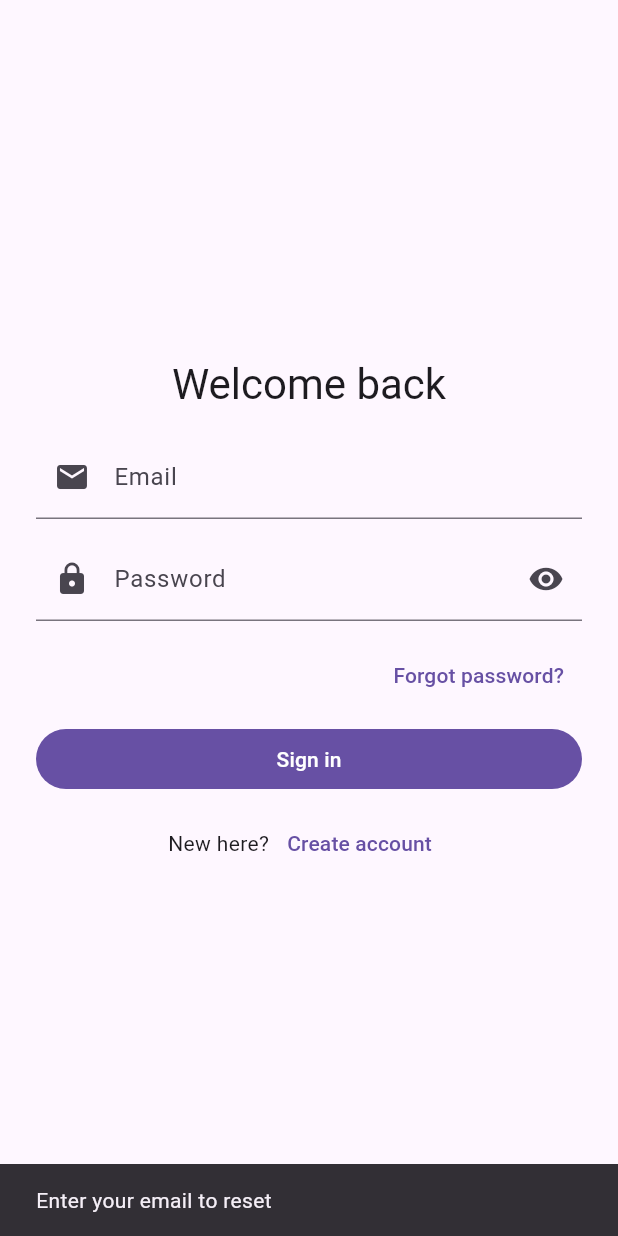
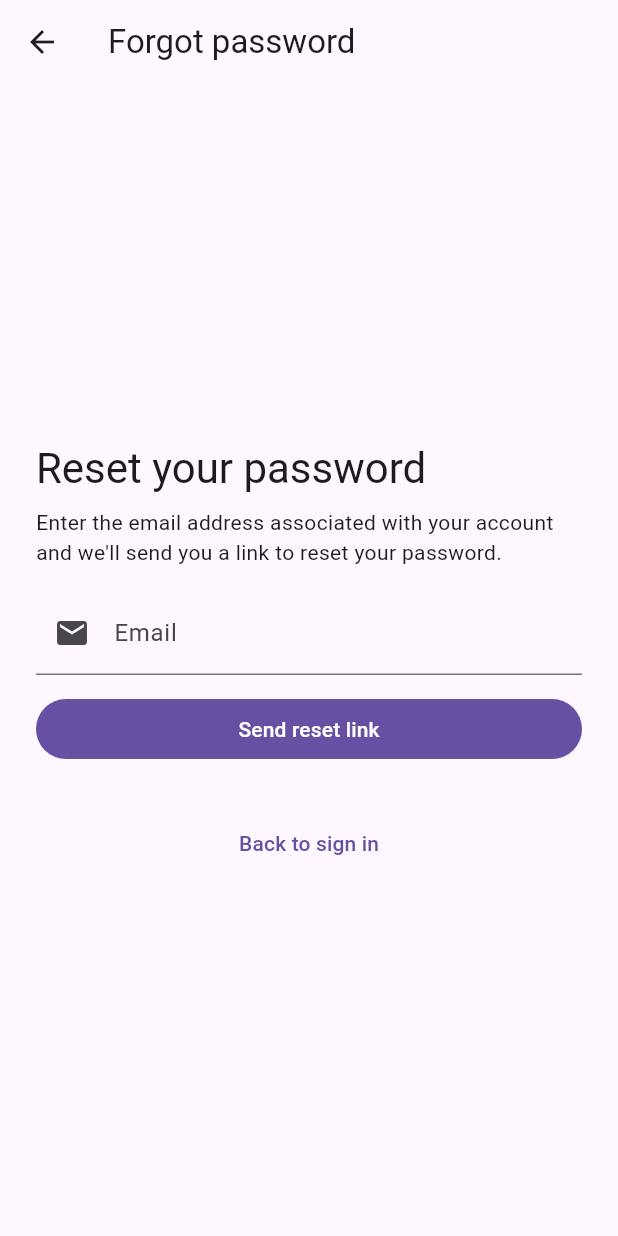
Before and after one commit to Mufeel-Ishad/news_reader_app, a Flutter app: the screen it shows after launch, after a tap on "Forgot password?", on a phone screen of 412 x 824 dp. Run offline on Flutter 3.47's test engine with Material 3 defaults, Android fonts, the phone set to English and light mode, and no system bars; our stand-ins replace cached_network_image, firebase_auth, firebase_core, share_plus, shared_preferences, shimmer and 1 more; accounts and stored records are empty.

Commit message:
Add Forgot Password functionality and update README.md

```diff
--- /dev/null
+++ b/lib/screens/forgot_password_screen.dart
@@ -0,0 +1,115 @@
+import 'package:flutter/material.dart';
+import 'package:firebase_auth/firebase_auth.dart';
+
+class ForgotPasswordScreen extends StatefulWidget {
+  const ForgotPasswordScreen({super.key});
+
+  @override
+  State<ForgotPasswordScreen> createState() => _ForgotPasswordScreenState();
+}
+
+class _ForgotPasswordScreenState extends State<ForgotPasswordScreen> {
+  final _formKey = GlobalKey<FormState>();
+  final _email = TextEditingController();
+  bool _loading = false;
+  bool _sent = false;
+
+  @override
+  void dispose() {
+    _email.dispose();
+    super.dispose();
+  }
+
+  Future<void> _sendReset() async {
+    final form = _formKey.currentState;
+    if (form == null) return;
+    if (!form.validate()) return;
+    setState(() => _loading = true);
+    try {
+      await FirebaseAuth.instance.sendPasswordResetEmail(
+        email: _email.text.trim(),
+      );
+      if (!mounted) return;
+      setState(() => _sent = true);
+      ScaffoldMessenger.of(context).showSnackBar(
+        const SnackBar(content: Text('Password reset email sent')),
+      );
+    } on FirebaseAuthException catch (e) {
+      _showError(e.message ?? 'Reset failed');
+    } catch (_) {
+      _showError('Reset failed');
+    } finally {
+      if (mounted) setState(() => _loading = false);
+    }
+  }
+
+  void _showError(String msg) {
+    ScaffoldMessenger.of(context).showSnackBar(SnackBar(content: Text(msg)));
+  }
+
+  @override
+  Widget build(BuildContext context) {
+    final theme = Theme.of(context);
+    return Scaffold(
+      appBar: AppBar(title: const Text('Forgot password')),
+      body: Center(
+        child: ConstrainedBox(
+          constraints: const BoxConstraints(maxWidth: 480),
+          child: SingleChildScrollView(
+            padding: const EdgeInsets.all(24),
+            child: Column(
+              crossAxisAlignment: CrossAxisAlignment.stretch,
+              mainAxisSize: MainAxisSize.min,
+              children: [
+                Text('Reset your password', style: theme.textTheme.headlineMedium),
+                const SizedBox(height: 8),
+                const Text(
+                  'Enter the email address associated with your account and we\'ll send you a link to reset your password.',
+                ),
+                const SizedBox(height: 16),
+                Form(
+                  key: _formKey,
+                  child: TextFormField(
+                    controller: _email,
+                    keyboardType: TextInputType.emailAddress,
+                    textInputAction: TextInputAction.done,
+                    onFieldSubmitted: (_) => _sendReset(),
+                    decoration: const InputDecoration(
+                      labelText: 'Email',
+                      prefixIcon: Icon(Icons.email),
+                    ),
+                    validator: (v) {
+                      final value = v?.trim() ?? '';
+                      if (value.isEmpty) return 'Enter your email';
+                      final emailRegex = RegExp(r'^[^@\s]+@[^@\s]+\.[^@\s]+$');
+                      if (!emailRegex.hasMatch(value)) return 'Enter a valid email';
+                      return null;
+                    },
+                  ),
+                ),
+                const SizedBox(height: 12),
+                FilledButton(
+                  onPressed: _loading ? null : _sendReset,
+                  child: _loading
+                      ? const SizedBox(height: 20, width: 20, child: CircularProgressIndicator(strokeWidth: 2))
+                      : const Text('Send reset link'),
+                ),
+                const SizedBox(height: 16),
+                if (_sent) ...[
+                  const Text(
+                    'Check your email for a link to reset your password. If you don\'t see it, check your spam folder.',
+                  ),
+                ],
+                const SizedBox(height: 12),
+                TextButton(
+                  onPressed: () => Navigator.of(context).pop(),
+                  child: const Text('Back to sign in'),
+                ),
+              ],
+            ),
+          ),
+        ),
+      ),
+    );
+  }
+}
--- a/lib/screens/login_screen.dart
+++ b/lib/screens/login_screen.dart
@@ -1,6 +1,7 @@
 import 'package:flutter/material.dart';
 import 'package:firebase_auth/firebase_auth.dart';
 import 'signup_screen.dart';
+import 'forgot_password_screen.dart';
 
 class LoginScreen extends StatefulWidget {
   const LoginScreen({super.key});
@@ -116,7 +117,13 @@ class _LoginScreenState extends State<LoginScreen> {
                 Align(
                   alignment: Alignment.centerRight,
                   child: TextButton(
-                    onPressed: _loading ? null : _reset,
+                    onPressed: _loading
+                        ? null
+                        : () => Navigator.of(context).push(
+                              MaterialPageRoute(
+                                builder: (_) => const ForgotPasswordScreen(),
+                              ),
+                            ),
                     child: const Text('Forgot password?'),
                   ),
                 ),
```
Also changed, not shown: 1 other file.
